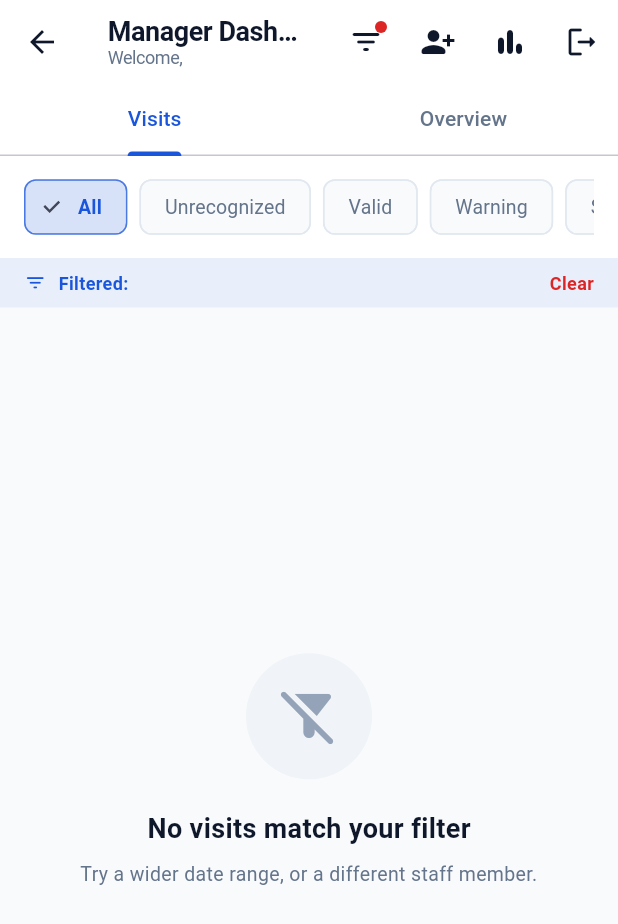
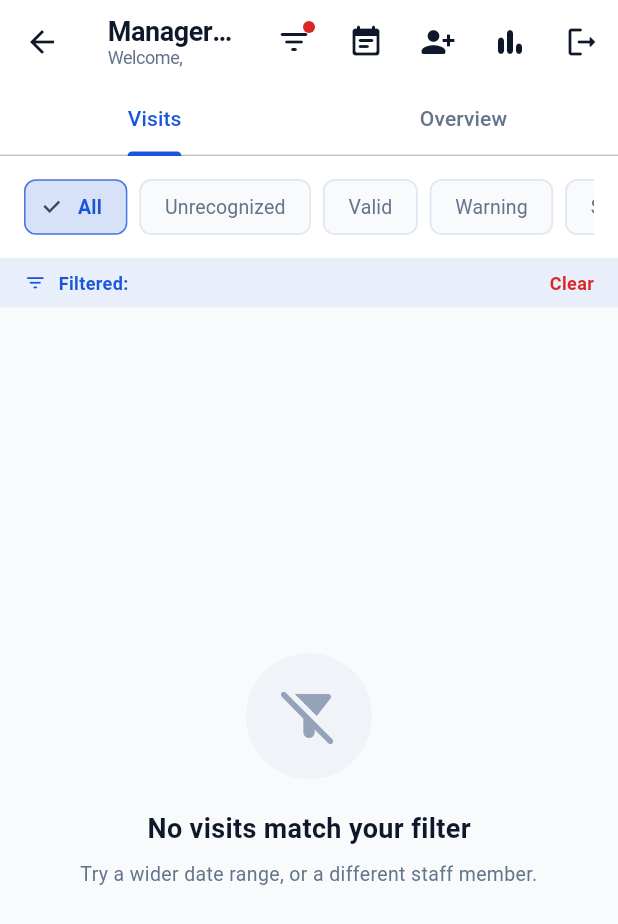
Before and after one commit to theashikd-git/queens-connect, a Flutter app: the ManagerDashboardScreen screen opened directly, on a phone screen of 412 x 824 dp. Shown: the top 924 px of the screen. Run offline on Flutter 3.47's test engine with Material 3 defaults, Android fonts, the phone set to English and light mode, and no system bars; our stand-ins replace cached_network_image, cloud_firestore, firebase_auth, firebase_core, firebase_storage, flutter_local_notifications and 8 more; accounts and stored records are empty.

Commit message:
Refactor ManagerDashboardScreen layout and actions

```diff
--- a/lib/presentation/manager/manager_dashboard_screen.dart
+++ b/lib/presentation/manager/manager_dashboard_screen.dart
@@ -1,7 +1,5 @@
 // lib/presentation/manager/manager_dashboard_screen.dart
-// Adds: a FILTER icon (staff member + custom date range + status),
-// an ASSIGN VISIT action, and the Reports screen.
-//
+// App bar actions: Filter · Team Schedule · Assign visit · Reports · Sign out.
 // All filtering is done in Dart on the streamed list, so Firestore never
 // needs a composite index.
 
@@ -19,6 +17,7 @@ import 'package:hospital_field_app/presentation/shared/widgets/common_widgets.da
 import 'package:hospital_field_app/presentation/manager/visit_detail_screen.dart';
 import 'package:hospital_field_app/presentation/manager/manager_report_screen.dart';
 import 'package:hospital_field_app/presentation/manager/assign_visit_screen.dart';
+import 'package:hospital_field_app/presentation/manager/manager_schedule_screen.dart';
 
 class ManagerDashboardScreen extends StatefulWidget {
   const ManagerDashboardScreen({super.key});
@@ -60,9 +59,7 @@ class _ManagerDashboardScreenState extends State<ManagerDashboardScreen>
     try {
       final staff = await _authService.getStaffUsers();
       if (mounted) setState(() => _staff = staff);
-    } catch (_) {
-      // Filter dropdown will just be empty.
-    }
+    } catch (_) {}
   }
 
   @override
@@ -116,8 +113,6 @@ class _ManagerDashboardScreenState extends State<ManagerDashboardScreen>
                     subtitle: 'Narrow the list by person and date',
                   ),
                   const SizedBox(height: 20),
-
-                  // --- Staff dropdown ---
                   DropdownButtonFormField<UserModel?>(
                     value: tempStaff,
                     isExpanded: true,
@@ -138,8 +133,6 @@ class _ManagerDashboardScreenState extends State<ManagerDashboardScreen>
                     onChanged: (u) => setSheetState(() => tempStaff = u),
                   ),
                   const SizedBox(height: 16),
-
-                  // --- Date range ---
                   InkWell(
                     onTap: () async {
                       final now = DateTime.now();
@@ -176,7 +169,6 @@ class _ManagerDashboardScreenState extends State<ManagerDashboardScreen>
                     ),
                   ),
                   const SizedBox(height: 24),
-
                   Row(
                     children: [
                       Expanded(
@@ -215,7 +207,6 @@ class _ManagerDashboardScreenState extends State<ManagerDashboardScreen>
     );
   }
 
-  /// Apply staff + date filters in Dart (no Firestore index needed).
   List<VisitModel> _applyFilters(List<VisitModel> visits) {
     return visits.where((v) {
       if (_filterStaff != null && v.userId != _filterStaff!.id) return false;
@@ -240,6 +231,7 @@ class _ManagerDashboardScreenState extends State<ManagerDashboardScreen>
     return Scaffold(
       backgroundColor: AppTheme.surfaceWhite,
       appBar: AppBar(
+        titleSpacing: 16,
         title: Column(
           crossAxisAlignment: CrossAxisAlignment.start,
           children: [
@@ -252,7 +244,6 @@ class _ManagerDashboardScreenState extends State<ManagerDashboardScreen>
           ],
         ),
         actions: [
-          // Filter, with a dot when filters are active
           Stack(
             alignment: Alignment.center,
             children: [
@@ -275,6 +266,15 @@ class _ManagerDashboardScreenState extends State<ManagerDashboardScreen>
                   ),
                 ),
             ],
+          ),
+          IconButton(
+            icon: const Icon(Icons.event_note_rounded),
+            tooltip: 'Team schedule',
+            onPressed: () => Navigator.push(
+              context,
+              MaterialPageRoute(
+                  builder: (_) => const ManagerScheduleScreen()),
+            ),
           ),
           IconButton(
             icon: const Icon(Icons.person_add_alt_1_rounded),
@@ -439,10 +439,6 @@ class _ManagerDashboardScreenState extends State<ManagerDashboardScreen>
       ],
     );
   }
-
-  // -----------------------------------------
-  //  EMPTY / ERROR STATES
-  // -----------------------------------------
 
   Widget _buildEmptyState() {
     late final IconData icon;
```
